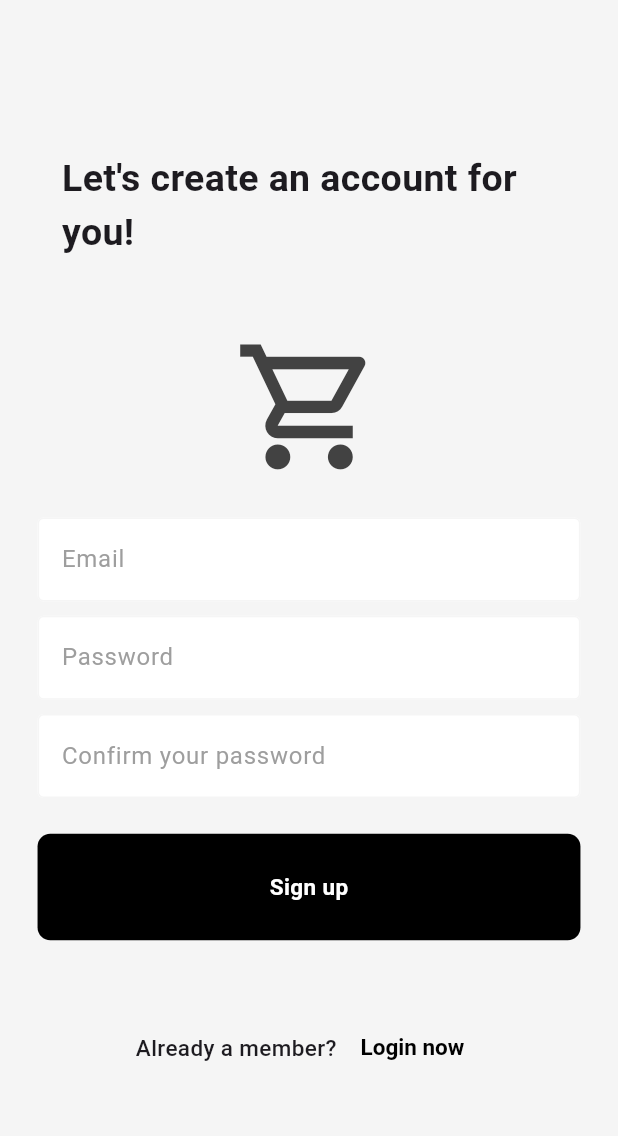
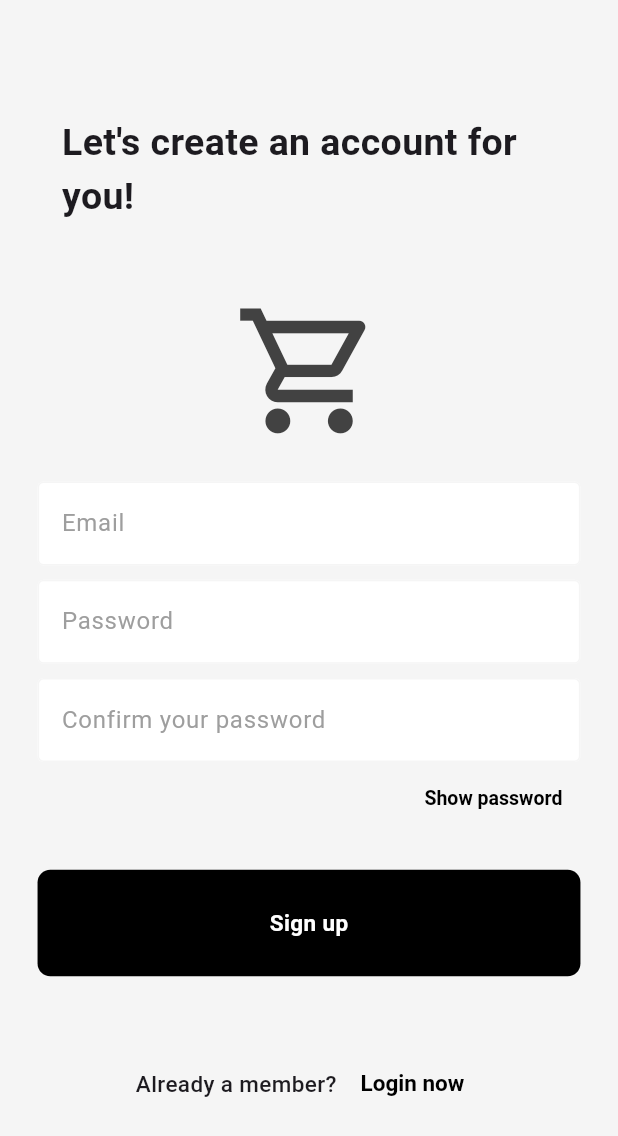
Before and after one commit to aboodalh1/ProKoders_Task, a Flutter app: the RegisterScreen screen opened directly with empty values, on a phone screen of 412 x 824 dp. Shown: the top 1136 px of the screen. Run offline on Flutter 3.47's test engine with Material 3 defaults, Android fonts, the phone set to English and light mode, and no system bars; our stand-ins replace dartz, dio, fancy_shimmer_image, firebase_auth, firebase_core, flutter_screenutil and 3 more; accounts and stored records are empty; network calls fail.

Commit message:
upload release version with documentation

```diff
--- a/lib/core/widgets/my_text_field.dart
+++ b/lib/core/widgets/my_text_field.dart
@@ -4,13 +4,15 @@ class MyTextField extends StatelessWidget {
   final TextEditingController controller;
   final String hintText;
   final bool obsecureText;
+  final bool ? isEmail;
 
-  const MyTextField({super.key,required this.controller,required this.hintText, required this.obsecureText});
+  const MyTextField({super.key,this.isEmail,required this.controller,required this.hintText, required this.obsecureText});
 
   @override
   Widget build(BuildContext context) {
     return TextField(
       controller: controller,
+      keyboardType: isEmail!=null && isEmail==true?TextInputType.emailAddress:null,
       obscureText: obsecureText,
       decoration: InputDecoration(
         enabledBorder: OutlineInputBorder(
--- a/lib/features/authentication/provider/auth_provider.dart
+++ b/lib/features/authentication/provider/auth_provider.dart
@@ -6,10 +6,11 @@ import 'package:prokoders_login_task/features/authentication/data/user_session.d
 class AuthProvider extends ChangeNotifier {
   final FirebaseAuth _firebaseAuth = FirebaseAuth.instance;
   bool isLoading = false;
-  bool isPasswordShown = true;
+  bool loginIsPasswordShown = true;
+  bool registerIsPasswordShown = true;
 
-  void showHidePassword() {
-    isPasswordShown = !isPasswordShown;
+  void showHidePassword({required bool isRegister}) {
+    isRegister? registerIsPasswordShown = !registerIsPasswordShown: loginIsPasswordShown = !loginIsPasswordShown;
     notifyListeners();
   }
 
--- a/lib/features/authentication/view/register/register_page.dart
+++ b/lib/features/authentication/view/register/register_page.dart
@@ -6,6 +6,7 @@ import 'package:prokoders_login_task/core/widgets/my_button.dart';
 import 'package:prokoders_login_task/core/widgets/my_text_field.dart';
 import 'package:prokoders_login_task/features/authentication/provider/auth_provider.dart';
 import 'package:prokoders_login_task/features/authentication/view/widgets/authentication_header.dart';
+import 'package:prokoders_login_task/features/authentication/view/widgets/custom_text_button.dart';
 import 'package:prokoders_login_task/features/authentication/view/widgets/toggle_row.dart';
 import 'package:prokoders_login_task/features/items/view/home_screen.dart';
 import 'package:provider/provider.dart';
@@ -45,7 +46,7 @@ class _RegisterScreenState extends State<RegisterScreen> {
 
   @override
   Widget build(BuildContext context) {
-    final isLoading = context.watch<AuthProvider>().isLoading;
+    final provider = context.watch<AuthProvider>();
     return Directionality(
       textDirection: TextDirection.ltr,
       child: Scaffold(
@@ -69,16 +70,30 @@ class _RegisterScreenState extends State<RegisterScreen> {
                     MyTextField(
                       controller: passwordController,
                       hintText: 'Password',
-                      obsecureText: true,
+                      obsecureText: provider.registerIsPasswordShown,
                     ),
                     SizedBox(height: 10.h),
                     MyTextField(
                       controller: confirmPasswordController,
                       hintText: 'Confirm your password',
-                      obsecureText: true,
+                      obsecureText: provider.registerIsPasswordShown,
                     ),
+                      Row(
+                  mainAxisAlignment: MainAxisAlignment.end,
+                  children: [
+                    CustomTextButton(
+                      text:
+                          provider.registerIsPasswordShown
+                              ? Text("Show password")
+                              : Text("Hide password"),
+                      onPressed: () {
+                        provider.showHidePassword(isRegister: true);
+                      },
+                    ),
+                  ],
+                ),
                     SizedBox(height: 25.h),
-                    isLoading
+                    provider.isLoading
                         ? LinearProgressIndicator(color: Colors.black)
                         : MyButton(onTap: signUp, text: 'Sign up'),
                     SizedBox(height: 50.h),
```
Also changed, not shown: lib/features/authentication/view/login/login_body.dart (+4 -3 lines), lib/features/items/view/item_details.dart (+14 -6 lines), 2 other files.
